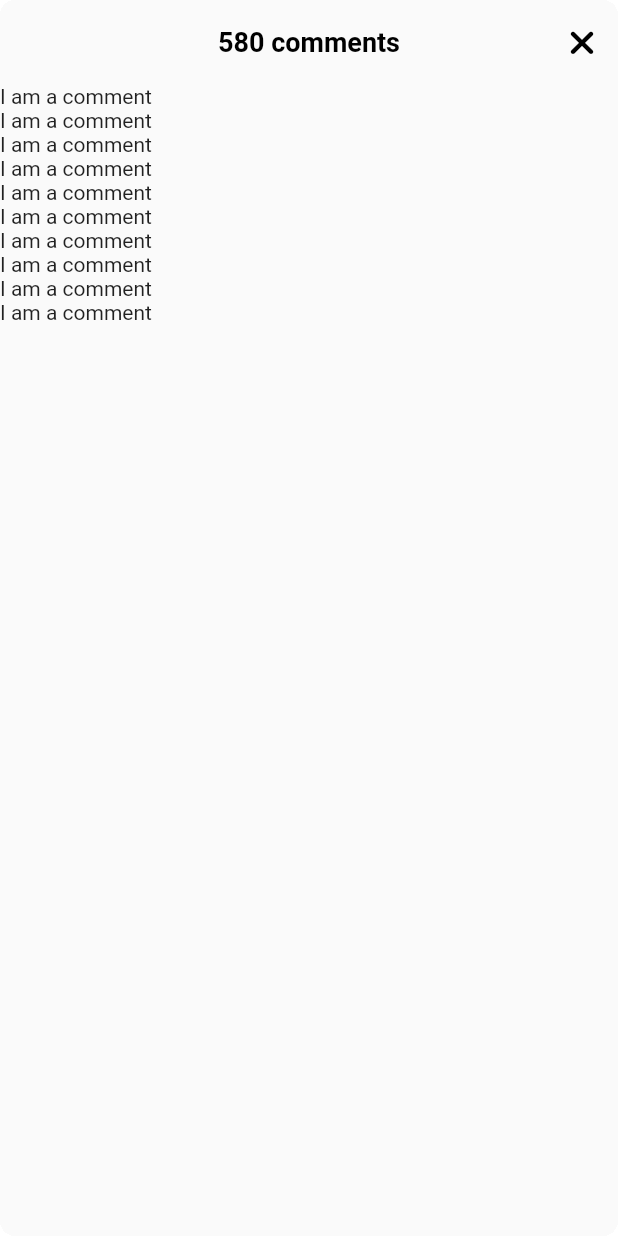
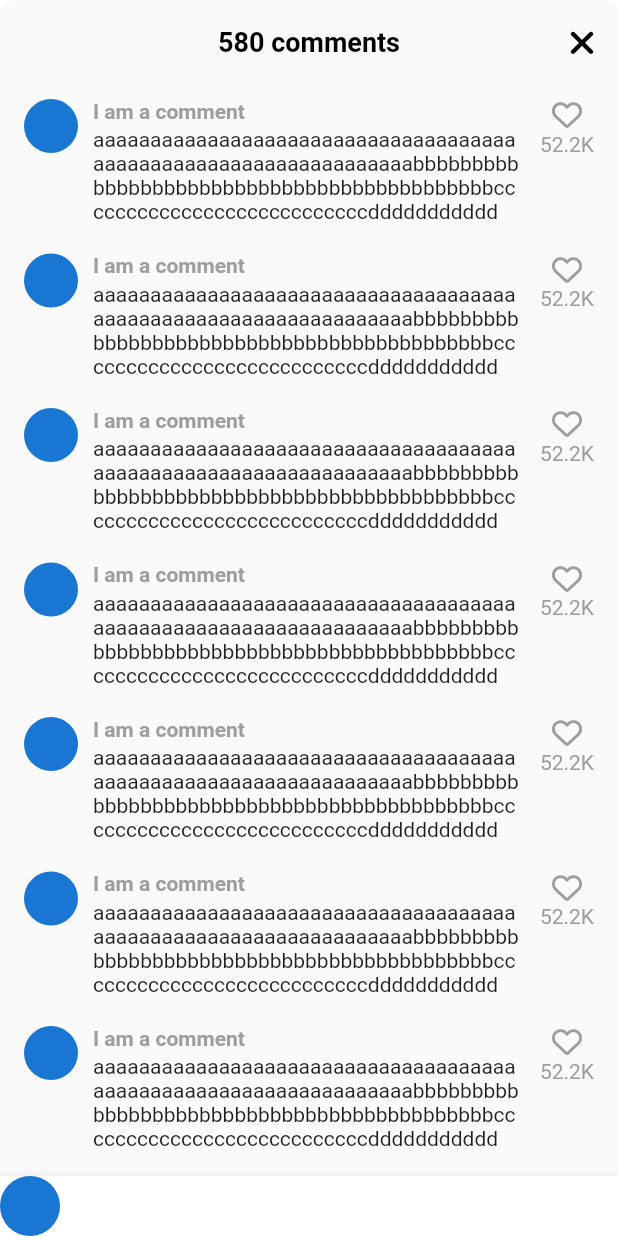
Before and after one commit to kangsudal/tiktok_clone, a Flutter app: the VideoComments screen opened directly, on a phone screen of 412 x 824 dp. Run offline on Flutter 3.47's test engine with Material 2 defaults, Android fonts, the phone set to English and light mode, and no system bars; our stand-ins replace font_awesome_flutter, video_player, visibility_detector.

Commit message:
Comments

```diff
--- a/lib/features/videos/widgets/video_comments.dart
+++ b/lib/features/videos/widgets/video_comments.dart
@@ -1,5 +1,6 @@
 import 'package:flutter/material.dart';
 import 'package:font_awesome_flutter/font_awesome_flutter.dart';
+import 'package:tiktok_clone/constants/gaps.dart';
 import 'package:tiktok_clone/constants/sizes.dart';
 
 /*
@@ -23,7 +24,9 @@ class _VideoCommentsState extends State<VideoComments> {
       clipBehavior: Clip.hardEdge,
       //decoration: BoxDecoration borderRadius까지 함께해줘야한다. 아님 에러남
       decoration: BoxDecoration(
-        borderRadius: BorderRadius.circular(Sizes.size10),
+        borderRadius: BorderRadius.vertical(
+          top: Radius.circular(Sizes.size10),
+        ),
       ),
       child: Scaffold(
         backgroundColor: Colors.grey.shade50,
@@ -43,13 +46,71 @@ class _VideoCommentsState extends State<VideoComments> {
             ),
           ],
         ),
-        body: ListView.builder(
+        body: ListView.separated(
+          padding: EdgeInsets.symmetric(
+            vertical: Sizes.size10,
+            horizontal: Sizes.size16,
+          ),
           itemCount: 10,
           itemBuilder: (context, idx) {
-            return Container(
-              child: Text('I am a comment'),
+            return Row(
+              crossAxisAlignment: CrossAxisAlignment.start,
+              //댓글 길이가 길어져도 썸네일이 가운데가 아니라 위로 갈 수 있게
+              children: [
+                CircleAvatar(
+                  radius: 18,
+                ),
+                Gaps.h10, //썸네일과 글자사이 간격
+                Expanded(
+                  child: Column(
+                    crossAxisAlignment: CrossAxisAlignment.start,
+                    children: [
+                      Text(
+                        'I am a comment',
+                        style: TextStyle(
+                          color: Colors.grey.shade500,
+                          fontSize: Sizes.size14,
+                          fontWeight: FontWeight.bold,
+                        ),
+                      ),
+                      Gaps.v3,
+                      Text(
+                        'aaaaaaaaaaaaaaaaaaaaaaaaaaaaaaaaaaaaaaaaaaaaaaaaaaaaaaaaaaaaaaaaabbbbbbbbbbbbbbbbbbbbbbbbbbbbbbbbbbbbbbbbbbbcccccccccccccccccccccccccccddddddddddd',
+                      ),
+                    ],
+                  ),
+                ),
+                Gaps.h10, //댓글과 좋아요 버튼 사이 간격
+                Column(
+                  children: [
+                    FaIcon(
+                      FontAwesomeIcons.heart,
+                      size: Sizes.size20,
+                      color: Colors.grey.shade500,
+                    ),
+                    Gaps.v2,
+                    Text(
+                      '52.2K',
+                      style: TextStyle(
+                        color: Colors.grey.shade500,
+                        fontSize: Sizes.size14,
+                      ),
+                    ),
+                  ],
+                ),
+              ],
             );
           },
+          separatorBuilder: (BuildContext context, int index) =>
+              Gaps.v20, //댓글들 사이의 간격
+        ),
+        bottomNavigationBar: BottomAppBar(
+          color: Colors.white,
+          child: Row(
+            children: [
+              CircleAvatar(),
+            ],
+          ),
         ),
       ),
     );
```
